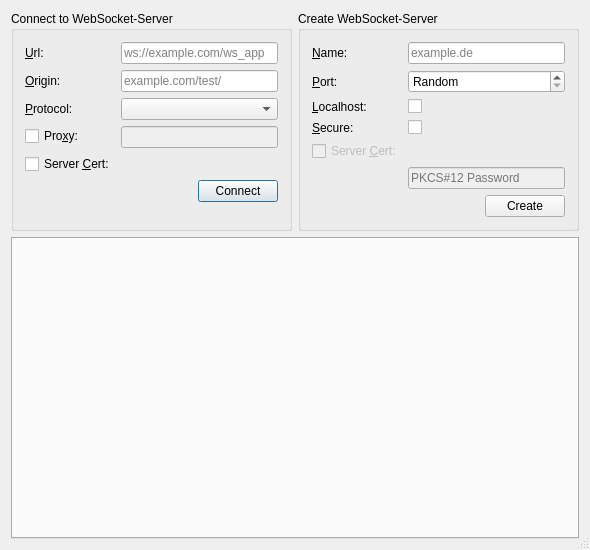
Skycoder42/QWSTester, file mainwindow.ui: the form before one commit.
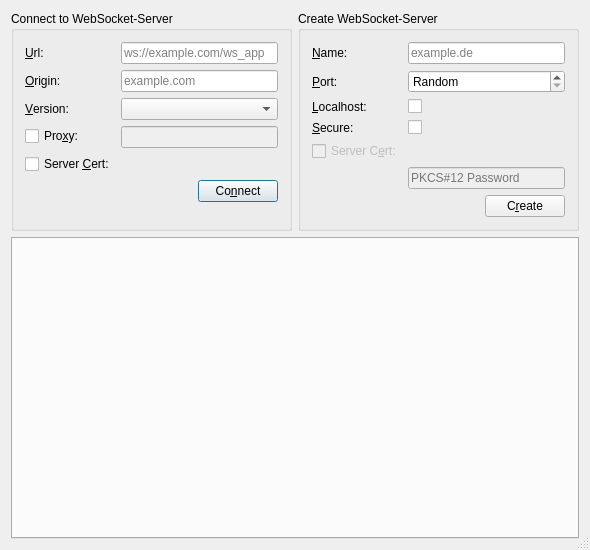
The form after the commit. Custom widgets are drawn as their Qt base class.

The edit to the form file:
```diff
--- a/mainwindow.ui
+++ b/mainwindow.ui
@@ -53,14 +53,14 @@
       <item row="1" column="1">
        <widget class="QLineEdit" name="originLineEdit">
         <property name="placeholderText">
-         <string>example.com/test/</string>
+         <string>example.com</string>
         </property>
        </widget>
       </item>
       <item row="2" column="0">
        <widget class="QLabel" name="protocolLabel">
         <property name="text">
-         <string>&amp;Protocol:</string>
+         <string>&amp;Version:</string>
         </property>
         <property name="buddy">
          <cstring>protocolComboBox</cstring>
@@ -123,7 +123,7 @@
         <item>
          <widget class="QPushButton" name="connectButton">
           <property name="text">
-           <string>Connect</string>
+           <string>Co&amp;nnect</string>
           </property>
          </widget>
         </item>
@@ -210,7 +210,7 @@
          <bool>false</bool>
         </property>
         <property name="text">
-         <string>Server &amp;Cert:</string>
+         <string>Server C&amp;ert:</string>
         </property>
        </widget>
       </item>
@@ -258,7 +258,7 @@
         <item>
          <widget class="QPushButton" name="createButton">
           <property name="text">
-           <string>Create</string>
+           <string>C&amp;reate</string>
           </property>
          </widget>
         </item>
```
Left out of the diff: 25 changed lines with no effect on the pictures.
